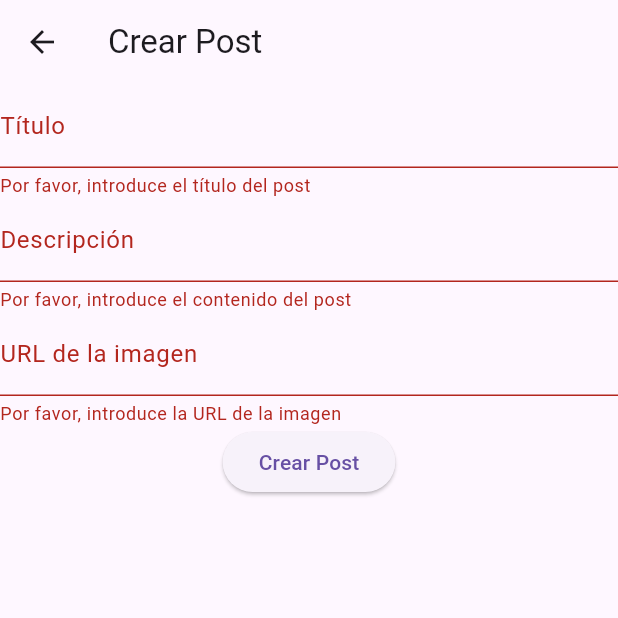
After one commit to JhonOlivares26/CVault, a Flutter app: the CreatePostPage screen opened directly, after a tap on "Crear Post", on a phone screen of 412 x 824 dp, the top half of it. The commit adds this screen. Run offline on Flutter 3.47's test engine with Material 3 defaults, Android fonts, the phone set to English and light mode, and no system bars; our stand-ins replace animate_do, cloud_firestore, firebase_auth, firebase_core, google_sign_in; accounts and stored records are empty; network calls fail.

Commit message:
Post model + CreatePostPage + Create working wit firestore

```diff
--- /dev/null
+++ b/lib/models/Post.dart
@@ -0,0 +1,49 @@
+import 'package:cloud_firestore/cloud_firestore.dart';
+import 'package:flutter/foundation.dart';
+
+class Post with ChangeNotifier {
+  String id;
+  String title;
+  String userId;
+  String description;
+  String? imageUrl; // nuevo campo para la imagen
+  int likes; // nuevo campo para los "me gustas"
+
+  DateTime timestamp;
+
+  Post({required this.id, required this.title, required this.userId, required this.description, this.imageUrl, required this.likes, required this.timestamp});
+
+  factory Post.fromFirestore(DocumentSnapshot postDoc) {
+    Map<String, dynamic> postData = postDoc.data() as Map<String, dynamic>;
+    return Post(
+      id: postDoc.id,
+      userId: postData['userId'],
+      title: postData['title'],
+      description: postData['content'],
+      imageUrl: postData['imageUrl'], // nuevo campo para la imagen
+      likes: postData['likes'], // nuevo campo para los "me gustas"
+      timestamp: (postData['timestamp'] as Timestamp).toDate(),
+    );
+  }
+
+  Map<String, dynamic> toJson() {
+    return {
+      'userId': userId,
+      'title': title,
+      'description': description,
+      'imageUrl': imageUrl, // nuevo campo para la imagen
+      'likes': likes, // nuevo campo para los "me gustas"
+      'timestamp': timestamp,
+    };
+  }
+
+  void updateContent(String newContent) {
+    description = newContent;
+    notifyListeners();
+  }
+
+  void updateLikes(int newLikes) { // nuevo método para actualizar los "me gustas"
+    likes = newLikes;
+    notifyListeners();
+  }
+}
--- a/lib/services/firebase_service.dart
+++ b/lib/services/firebase_service.dart
@@ -57,7 +57,7 @@ class FirebaseService {
         name: user.displayName ?? 'Nombre no proporcionado',
         email: user.email!,
         photo: user.photoURL ?? 'URL de la foto no proporcionada',
-        userType: 'tipo de usuario aquí' // necesitas proporcionar un valor para userType aquí
+        userType: 'normal' // necesitas proporcionar un valor para userType aquí
       );
       CollectionReference users = FirebaseFirestore.instance.collection('users');
       DocumentSnapshot docSnapshot = await users.doc(customUser.id).get();
--- /dev/null
+++ b/lib/services/post_service.dart
@@ -0,0 +1,28 @@
+import 'package:cloud_firestore/cloud_firestore.dart';
+import 'package:cvault/models/post.dart'; // Asegúrate de reemplazar 'your_project' con el nombre de tu proyecto
+
+class PostService {
+  final CollectionReference _postCollection = FirebaseFirestore.instance.collection('posts');
+
+  Future<void> createPost(Post post) async {
+    await _postCollection.doc(post.id).set(post.toJson());
+  }
+
+  Future<Post> getPostById(String postId) async {
+    DocumentSnapshot postDoc = await _postCollection.doc(postId).get();
+    return Post.fromFirestore(postDoc);
+  }
+
+  Future<List<Post>> getPostsByUser(String userId) async {
+    QuerySnapshot querySnapshot = await _postCollection.where('userId', isEqualTo: userId).get();
+    return querySnapshot.docs.map((doc) => Post.fromFirestore(doc)).toList();
+  }
+
+  Future<void> updatePost(Post post) async {
+    await _postCollection.doc(post.id).update(post.toJson());
+  }
+
+  Future<void> deletePost(String postId) async {
+    await _postCollection.doc(postId).delete();
+  }
+}
--- /dev/null
+++ b/lib/views/pages/CreatePost.dart
@@ -0,0 +1,92 @@
+import 'package:flutter/material.dart';
+import 'package:cvault/models/post.dart';
+import 'package:cvault/services/post_service.dart';
+
+class CreatePostPage extends StatefulWidget {
+  @override
+  _CreatePostPageState createState() => _CreatePostPageState();
+}
+
+class _CreatePostPageState extends State<CreatePostPage> {
+  final _formKey = GlobalKey<FormState>();
+  final _postService = PostService();
+
+  String _title = '';
+  String _description = '';
+  String _imageUrl = '';
+
+  void _submitForm() {
+    if (_formKey.currentState!.validate()) {
+      _formKey.currentState!.save();
+
+      // Aquí debes reemplazar 'userId' y 'timestamp' con los valores reales
+      final newPost = Post(
+        id: DateTime.now().toString(),
+        userId: 'userId',
+        title: _title,
+        description: _description,
+        imageUrl: _imageUrl,
+        likes: 0,
+        timestamp: DateTime.now(),
+      );
+
+      _postService.createPost(newPost);
+    }
+  }
+
+  @override
+  Widget build(BuildContext context) {
+    return Scaffold(
+      appBar: AppBar(
+        title: Text('Crear Post'),
+      ),
+      body: Form(
+        key: _formKey,
+        child: Column(
+          children: <Widget>[
+            TextFormField(
+              decoration: InputDecoration(labelText: 'Título'),
+              validator: (value) {
+                if (value!.isEmpty) {
+                  return 'Por favor, introduce el título del post';
+                }
+                return null;
+              },
+              onSaved: (value) {
+                _title = value!;
+              },
+            ),
+            TextFormField(
+              decoration: InputDecoration(labelText: 'Descripción'),
+              validator: (value) {
+                if (value!.isEmpty) {
+                  return 'Por favor, introduce el contenido del post';
+                }
+                return null;
+              },
+              onSaved: (value) {
+                _description = value!;
+              },
+            ),
+            TextFormField(
+              decoration: InputDecoration(labelText: 'URL de la imagen'),
+              validator: (value) {
+                if (value!.isEmpty) {
+                  return 'Por favor, introduce la URL de la imagen';
+                }
+                return null;
+              },
+              onSaved: (value) {
+                _imageUrl = value!;
+              },
+            ),
+            ElevatedButton(
+              child: Text('Crear Post'),
+              onPressed: _submitForm,
+            ),
+          ],
+        ),
+      ),
+    );
+  }
+}
```
Also changed, not shown: lib/views/pages/HomePage.dart (+18 -3 lines).
